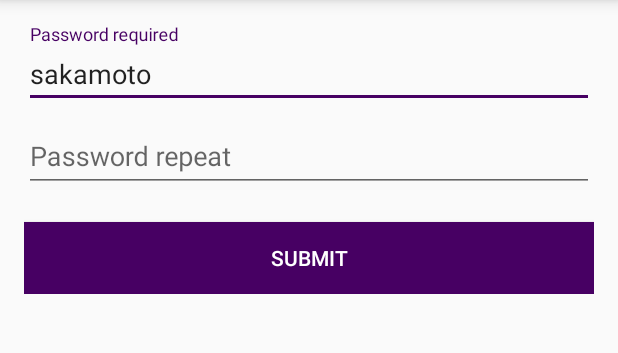
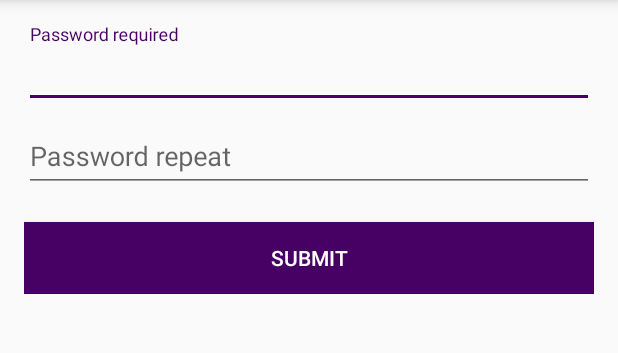
Before and after one commit to liueq/Keyper, an Android app: the screen it shows after launch (SplashActivity), on a phone screen of 412 x 824 dp, the part 84-437 px from its top. Run offline under Robolectric (Android 15) with nearby library versions, the phone set to English and light mode, and no system bars; our stand-ins replace ButterKnife, Dagger/Hilt's generated code.

Commit message:
细节调整

```diff
--- a/app/src/main/java/com/liueq/testdagger/activity/MainActivity.java
+++ b/app/src/main/java/com/liueq/testdagger/activity/MainActivity.java
@@ -12,16 +12,12 @@ import android.support.v7.widget.LinearLayoutManager;
 import android.support.v7.widget.RecyclerView;
 import android.support.v7.widget.SearchView;
 import android.support.v7.widget.Toolbar;
-import android.util.AttributeSet;
 import android.util.Log;
 import android.view.Menu;
 import android.view.MenuItem;
 import android.view.View;
 import android.view.animation.Animation;
 import android.view.animation.AnimationUtils;
-import android.widget.ActionMenuView;
-import android.widget.ImageView;
-import android.widget.LinearLayout;
 
 import com.liueq.testdagger.BuildConfig;
 import com.liueq.testdagger.R;
--- a/app/src/main/java/com/liueq/testdagger/activity/SettingsActivity.java
+++ b/app/src/main/java/com/liueq/testdagger/activity/SettingsActivity.java
@@ -280,4 +280,10 @@ public class SettingsActivity extends BaseActivity {
         mTextViewPath.setText(file_path);
     }
 
+
+    @Override
+    public boolean onSupportNavigateUp() {
+        finish();
+        return true;
+    }
 }
--- a/app/src/main/res/layout-v21/list_item.xml
+++ b/app/src/main/res/layout-v21/list_item.xml
@@ -19,6 +19,6 @@
         android:textSize="15sp"
         android:clickable="true"
         android:background="@drawable/list_item_bg"
-        android:elevation="4dp"
+        android:elevation="2dp"
         tools:text="Hello World!"/>
 </RelativeLayout>
--- a/app/src/main/res/layout/activity_splash.xml
+++ b/app/src/main/res/layout/activity_splash.xml
@@ -35,8 +35,7 @@
                 android:layout_height="wrap_content"
                 android:hint="@string/first_pwd"
                 android:focusableInTouchMode="true"
-                android:focusable="true"
-                android:text="sakamoto"/>
+                android:focusable="true"/>
         </android.support.design.widget.TextInputLayout>
 
         <android.support.design.widget.TextInputLayout
```
Also changed, not shown: 1 other file.
